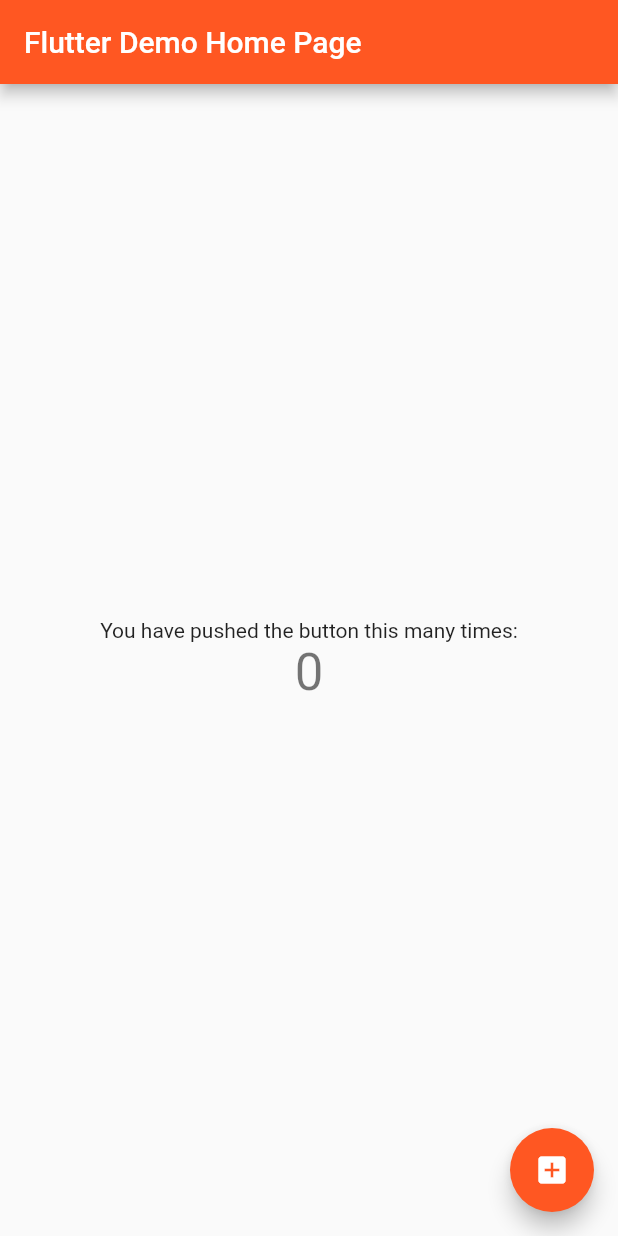
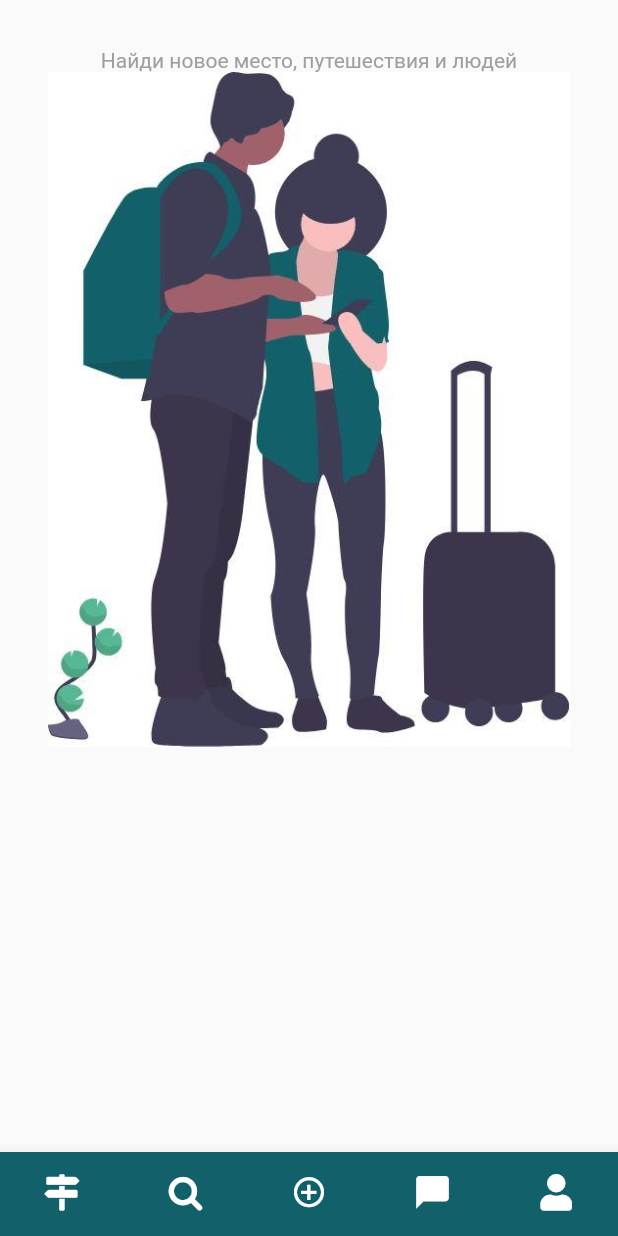
Before and after one commit to tarasevichvlad/way-flutter, a Flutter app: the screen it shows after launch, on a phone screen of 412 x 824 dp. Run offline on Flutter 3.47's test engine with Material 2 defaults, Android fonts, the phone set to English and light mode, and no system bars.

Commit message:
add default pages

```diff
--- /dev/null
+++ b/lib/home_page.dart
@@ -0,0 +1,19 @@
+import 'package:flutter/material.dart';
+
+class HomePage extends StatelessWidget {
+  @override
+  Widget build(BuildContext context) {
+    return Padding(
+        padding: EdgeInsets.all(32),
+        child: Column(
+          crossAxisAlignment: CrossAxisAlignment.center,
+          children: [
+            Text(
+              'Найди новое место, путешествия и людей',
+              style: TextStyle(color: Colors.grey),
+            ),
+            Image.asset('assets/images/home_bg.jpg')
+          ],
+        ));
+  }
+}
--- a/lib/main.dart
+++ b/lib/main.dart
@@ -1,117 +1,19 @@
 import 'package:flutter/material.dart';
+import './home_page.dart';
+import './navigation_bar.dart';
+import './routes.dart';
 
 void main() {
-  runApp(MyApp());
+  runApp(App());
 }
 
-class MyApp extends StatelessWidget {
-  // This widget is the root of your application.
+class App extends StatelessWidget {
   @override
   Widget build(BuildContext context) {
     return MaterialApp(
-      title: 'Flutter Demo',
-      theme: ThemeData(
-        // This is the theme of your application.
-        //
-        // Try running your application with "flutter run". You'll see the
-        // application has a blue toolbar. Then, without quitting the app, try
-        // changing the primarySwatch below to Colors.green and then invoke
-        // "hot reload" (press "r" in the console where you ran "flutter run",
-        // or simply save your changes to "hot reload" in a Flutter IDE).
-        // Notice that the counter didn't reset back to zero; the application
-        // is not restarted.
-        primarySwatch: Colors.deepOrange,
-        // This makes the visual density adapt to the platform that you run
-        // the app on. For desktop platforms, the controls will be smaller and
-        // closer together (more dense) than on mobile platforms.
-        visualDensity: VisualDensity.adaptivePlatformDensity,
-      ),
-      home: MyHomePage(title: 'Flutter Demo Home Page'),
-    );
+        home: Scaffold(
+      body: HomePage(),
+      bottomNavigationBar: NavigationBar(),
+    ), routes: routes);
   }
 }
-
-class MyHomePage extends StatefulWidget {
-  MyHomePage({Key key, this.title}) : super(key: key);
-
-  // This widget is the home page of your application. It is stateful, meaning
-  // that it has a State object (defined below) that contains fields that affect
-  // how it looks.
-
-  // This class is the configuration for the state. It holds the values (in this
-  // case the title) provided by the parent (in this case the App widget) and
-  // used by the build method of the State. Fields in a Widget subclass are
-  // always marked "final".
-
-  final String title;
-
-  @override
-  _MyHomePageState createState() => _MyHomePageState();
-}
-
-class _MyHomePageState extends State<MyHomePage> {
-  int _counter = 0;
-
-  void _incrementCounter() {
-    setState(() {
-      // This call to setState tells the Flutter framework that something has
-      // changed in this State, which causes it to rerun the build method below
-      // so that the display can reflect the updated values. If we changed
-      // _counter without calling setState(), then the build method would not be
-      // called again, and so nothing would appear to happen.
-      _counter += 2;
-    });
-  }
-
-  @override
-  Widget build(BuildContext context) {
-    // This method is rerun every time setState is called, for instance as done
-    // by the _incrementCounter method above.
-    //
-    // The Flutter framework has been optimized to make rerunning build methods
-    // fast, so that you can just rebuild anything that needs updating rather
-    // than having to individually change instances of widgets.
-    return Scaffold(
-      appBar: AppBar(
-        // Here we take the value from the MyHomePage object that was created by
-        // the App.build method, and use it to set our appbar title.
-        title: Text(widget.title),
-      ),
-      body: Center(
-        // Center is a layout widget. It takes a single child and positions it
-        // in the middle of the parent.
-        child: Column(
-          // Column is also a layout widget. It takes a list of children and
-          // arranges them vertically. By default, it sizes itself to fit its
-          // children horizontally, and tries to be as tall as its parent.
-          //
-          // Invoke "debug painting" (press "p" in the console, choose the
-          // "Toggle Debug Paint" action from the Flutter Inspector in Android
-          // Studio, or the "Toggle Debug Paint" command in Visual Studio Code)
-          // to see the wireframe for each widget.
-          //
-          // Column has various properties to control how it sizes itself and
-          // how it positions its children. Here we use mainAxisAlignment to
-          // center the children vertically; the main axis here is the vertical
-          // axis because Columns are vertical (the cross axis would be
-          // horizontal).
-          mainAxisAlignment: MainAxisAlignment.center,
-          children: <Widget>[
-            Text(
-              'You have pushed the button this many times:',
-            ),
-            Text(
-              '$_counter',
-              style: Theme.of(context).textTheme.headline4,
-            ),
-          ],
-        ),
-      ),
-      floatingActionButton: FloatingActionButton(
-        onPressed: _incrementCounter,
-        tooltip: 'Increment',
-        child: Icon(Icons.add_box),
-      ), // This trailing comma makes auto-formatting nicer for build methods.
-    );
-  }
-}
--- /dev/null
+++ b/lib/navigation_bar.dart
@@ -0,0 +1,38 @@
+import 'package:flutter/material.dart';
+import 'navigation_icons.dart';
+import './routes.dart';
+
+class NavigationBar extends StatelessWidget {
+  @override
+  BottomNavigationBar build(BuildContext context) {
+    return BottomNavigationBar(
+      type: BottomNavigationBarType.fixed,
+      showSelectedLabels: false,
+      showUnselectedLabels: false,
+      onTap: (value) {
+        Navigator.pushNamed(context, routePath[value]);
+      },
+      items: [
+        BottomNavigationBarItem(
+            icon: Icon(
+              NavigationIcons.map_signs,
+              color: Colors.white,
+            ),
+            title: Text('Ваши бронирования')),
+        BottomNavigationBarItem(
+            icon: Icon(NavigationIcons.search, color: Colors.white),
+            title: Text('Поиск')),
+        BottomNavigationBarItem(
+            icon: Icon(NavigationIcons.add_circle_outline, color: Colors.white),
+            title: Text('Создание поездки')),
+        BottomNavigationBarItem(
+            icon: Icon(NavigationIcons.message, color: Colors.white),
+            title: Text('Ваши сообщения')),
+        BottomNavigationBarItem(
+            icon: Icon(NavigationIcons.user, color: Colors.white),
+            title: Text('Мой аккаунт'))
+      ],
+      backgroundColor: Color.fromRGBO(18, 97, 106, 1),
+    );
+  }
+}
--- /dev/null
+++ b/lib/navigation_icons.dart
@@ -0,0 +1,41 @@
+/// Flutter icons MyFlutterApp
+/// Copyright (C) 2020 by original authors @ fluttericon.com, fontello.com
+/// This font was generated by FlutterIcon.com, which is derived from Fontello.
+///
+/// To use this font, place it in your fonts/ directory and include the
+/// following in your pubspec.yaml
+///
+/// flutter:
+///   fonts:
+///    - family:  NavigationIcons
+///      fonts:
+///       - asset: fonts/NavigationIcons.ttf
+///
+///
+/// * Font Awesome 4, Copyright (C) 2016 by Dave Gandy
+///         Author:    Dave Gandy
+///         License:   SIL ()
+///         Homepage:  http://fortawesome.github.com/Font-Awesome/
+/// * Material Design Icons, Copyright (C) Google, Inc
+///         Author:    Google
+///         License:   Apache 2.0 (https://www.apache.org/licenses/LICENSE-2.0)
+///         Homepage:  https://design.google.com/icons/
+/// * Font Awesome 5, Copyright (C) 2016 by Dave Gandy
+///         Author:    Dave Gandy
+///         License:   SIL (https://github.com/FortAwesome/Font-Awesome/blob/master/LICENSE.txt)
+///         Homepage:  http://fortawesome.github.com/Font-Awesome/
+///
+import 'package:flutter/widgets.dart';
+
+class NavigationIcons {
+  NavigationIcons._();
+
+  static const _kFontFam = 'NavigationIcons';
+  static const _kFontPkg = null;
+
+  static const IconData search = IconData(0xe800, fontFamily: _kFontFam, fontPackage: _kFontPkg);
+  static const IconData add_circle_outline = IconData(0xe801, fontFamily: _kFontFam, fontPackage: _kFontPkg);
+  static const IconData message = IconData(0xe802, fontFamily: _kFontFam, fontPackage: _kFontPkg);
+  static const IconData user = IconData(0xf007, fontFamily: _kFontFam, fontPackage: _kFontPkg);
+  static const IconData map_signs = IconData(0xf277, fontFamily: _kFontFam, fontPackage: _kFontPkg);
+}
--- /dev/null
+++ b/lib/routes.dart
@@ -0,0 +1,22 @@
+import './booking_page.dart';
+import './search_page.dart';
+import './create_trip_page.dart';
+import './my_message_page.dart';
+import './my_account_page.dart';
+import 'package:flutter/material.dart';
+
+Map<String, Widget Function(BuildContext)> routes = {
+  '/booking': (context) => BookingPage(),
+  '/search': (context) => SearchPage(),
+  '/create-trip': (context) => CreateTripPage(),
+  '/my-message': (context) => MyMessagePage(),
+  '/my-account': (context) => MyAccountPage()
+};
+
+List<String> routePath = [
+  '/booking',
+  '/search',
+  '/create-trip',
+  '/my-message',
+  '/my-account'
+];
```
Also changed, not shown: lib/booking_page.dart (added, +12 -0 lines), lib/create_trip_page.dart (added, +12 -0 lines), lib/my_account_page.dart (added, +12 -0 lines), lib/my_message_page.dart (added, +12 -0 lines), lib/search_page.dart (added, +12 -0 lines), pubspec.yaml (+8 -7 lines), assets/images/home_bg.jpg (added), assets/images/home_bg.svg (added), fonts/NavigationIcons.ttf (added), pubspec.lock, 1 other file.
